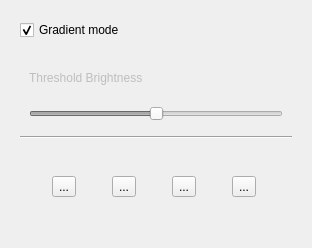
First picture: the form in src/widgets/panels/image-panel.ui, repository flux3dp/swiftray, before the edit.
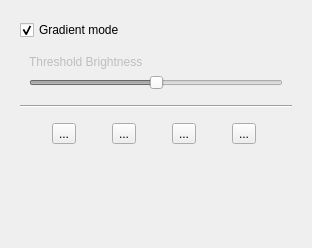
Second picture: the form after the edit. Icons and pictures are not drawn.

Commit message: Add spacer to fit the panel size

Diff of the .ui file:
```diff
--- a/src/widgets/panels/image-panel.ui
+++ b/src/widgets/panels/image-panel.ui
@@ -44,9 +44,9 @@
       <property name="geometry">
        <rect>
         <x>0</x>
-        <y>0</y>
-        <width>288</width>
-        <height>224</height>
+        <y>-7</y>
+        <width>273</width>
+        <height>231</height>
        </rect>
       </property>
       <layout class="QVBoxLayout" name="verticalLayout_4">
@@ -216,6 +216,19 @@
          </layout>
         </widget>
        </item>
+       <item>
+        <spacer name="verticalSpacer">
+         <property name="orientation">
+          <enum>Qt::Vertical</enum>
+         </property>
+         <property name="sizeHint" stdset="0">
+          <size>
+           <width>20</width>
+           <height>40</height>
+          </size>
+         </property>
+        </spacer>
+       </item>
       </layout>
      </widget>
     </widget>
```
